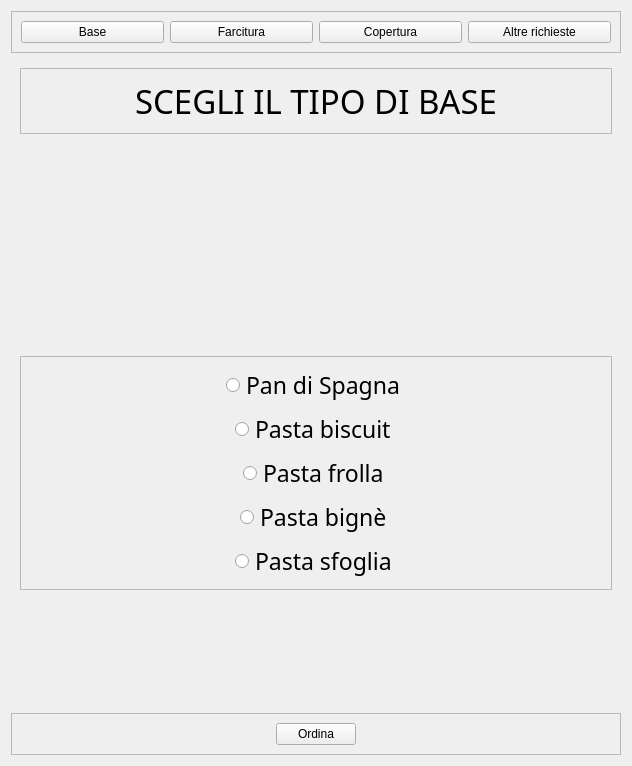
Above: projectIS/torta/view/Personalizza_torta.ui from chritianchiappa/progetto_panificio before the change. Below: the same form after it.
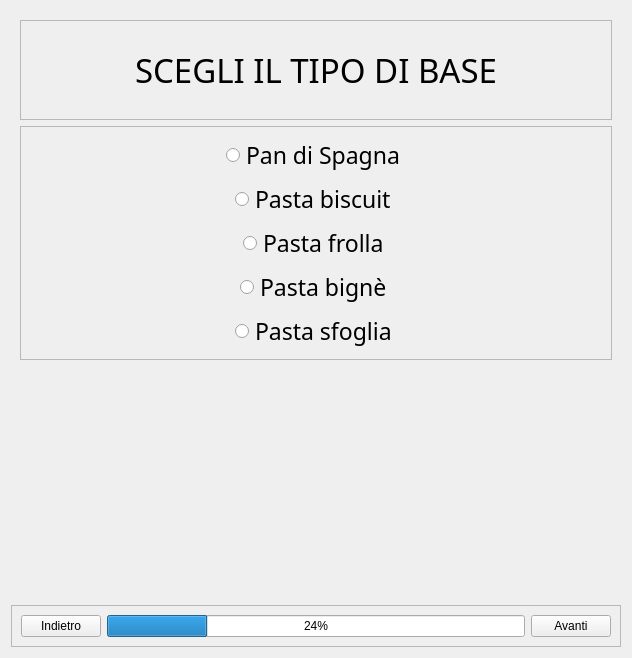
That is the form after the change. Icons and pictures are not drawn.

The edit to the form file:
```diff
--- a/projectIS/torta/view/Personalizza_torta.ui
+++ b/projectIS/torta/view/Personalizza_torta.ui
@@ -14,46 +14,6 @@
    <string>Form</string>
   </property>
   <layout class="QVBoxLayout" name="verticalLayout">
-   <item>
-    <widget class="QFrame" name="frame">
-     <property name="frameShape">
-      <enum>QFrame::StyledPanel</enum>
-     </property>
-     <property name="frameShadow">
-      <enum>QFrame::Raised</enum>
-     </property>
-     <layout class="QHBoxLayout" name="horizontalLayout">
-      <item>
-       <widget class="QPushButton" name="base_button">
-        <property name="text">
-         <string>Base</string>
-        </property>
-       </widget>
-      </item>
-      <item>
-       <widget class="QPushButton" name="farcitura_button">
-        <property name="text">
-         <string>Farcitura</string>
-        </property>
-       </widget>
-      </item>
-      <item>
-       <widget class="QPushButton" name="copertura_button">
-        <property name="text">
-         <string>Copertura</string>
-        </property>
-       </widget>
-      </item>
-      <item>
-       <widget class="QPushButton" name="other_button">
-        <property name="text">
-         <string>Altre richieste</string>
-        </property>
-       </widget>
-      </item>
-     </layout>
-    </widget>
-   </item>
    <item>
     <widget class="QStackedWidget" name="stackedWidget">
      <property name="frameShape">
@@ -67,8 +27,20 @@
      </property>
      <widget class="QWidget" name="page_1">
       <layout class="QVBoxLayout" name="verticalLayout_4">
-       <item alignment="Qt::AlignTop">
+       <item>
         <widget class="QFrame" name="frame_6">
+         <property name="sizePolicy">
+          <sizepolicy hsizetype="Expanding" vsizetype="Expanding">
+           <horstretch>0</horstretch>
+           <verstretch>0</verstretch>
+          </sizepolicy>
+         </property>
+         <property name="maximumSize">
+          <size>
+           <width>16777215</width>
+           <height>100</height>
+          </size>
+         </property>
          <property name="frameShape">
           <enum>QFrame::StyledPanel</enum>
          </property>
@@ -94,6 +66,12 @@
        </item>
        <item alignment="Qt::AlignTop">
         <widget class="QFrame" name="frame_3">
+         <property name="sizePolicy">
+          <sizepolicy hsizetype="Expanding" vsizetype="Expanding">
+           <horstretch>0</horstretch>
+           <verstretch>0</verstretch>
+          </sizepolicy>
+         </property>
          <property name="font">
           <font>
            <family>American Typewriter</family>
@@ -108,35 +86,35 @@
          </property>
          <layout class="QVBoxLayout" name="verticalLayout_5">
           <item alignment="Qt::AlignHCenter">
-           <widget class="QRadioButton" name="radioButton">
+           <widget class="QRadioButton" name="pandispagna">
             <property name="text">
              <string>Pan di Spagna</string>
             </property>
            </widget>
           </item>
           <item alignment="Qt::AlignHCenter">
-           <widget class="QRadioButton" name="radioButton_2">
+           <widget class="QRadioButton" name="pasta_biscuit">
             <property name="text">
              <string>Pasta biscuit</string>
             </property>
            </widget>
           </item>
           <item alignment="Qt::AlignHCenter">
-           <widget class="QRadioButton" name="radioButton_3">
+           <widget class="QRadioButton" name="pasta_frolla">
             <property name="text">
              <string>Pasta frolla</string>
             </property>
            </widget>
           </item>
           <item alignment="Qt::AlignHCenter">
-           <widget class="QRadioButton" name="radioButton_4">
+           <widget class="QRadioButton" name="pasta_bigne">
             <property name="text">
              <string>Pasta bignè</string>
             </property>
            </widget>
           </item>
           <item alignment="Qt::AlignHCenter">
-           <widget class="QRadioButton" name="radioButton_5">
+           <widget class="QRadioButton" name="pasta_sfoglia">
             <property name="text">
              <string>Pasta sfoglia</string>
             </property>
@@ -145,27 +123,11 @@
          </layout>
         </widget>
        </item>
-       <item>
-        <spacer name="verticalSpacer">
-         <property name="orientation">
-          <enum>Qt::Vertical</enum>
-         </property>
-         <property name="sizeType">
-          <enum>QSizePolicy::Fixed</enum>
-         </property>
-         <property name="sizeHint" stdset="0">
-          <size>
-           <width>20</width>
-           <height>60</height>
-          </size>
-         </property>
-        </spacer>
-       </item>
       </layout>
      </widget>
      <widget class="QWidget" name="page_2">
       <layout class="QVBoxLayout" name="verticalLayout_3">
-       <item alignment="Qt::AlignTop">
+       <item>
         <widget class="QFrame" name="frame_5">
          <property name="frameShape">
           <enum>QFrame::StyledPanel</enum>
@@ -285,22 +247,6 @@
          </layout>
         </widget>
        </item>
-       <item>
-        <spacer name="verticalSpacer_2">
-         <property name="orientation">
-          <enum>Qt::Vertical</enum>
-         </property>
-         <property name="sizeType">
-          <enum>QSizePolicy::Fixed</enum>
-         </property>
-         <property name="sizeHint" stdset="0">
-          <size>
-           <width>20</width>
-           <height>60</height>
-          </size>
-         </property>
-        </spacer>
-       </item>
       </layout>
      </widget>
      <widget class="QWidget" name="page_3">
@@ -313,8 +259,8 @@
          <property name="frameShadow">
           <enum>QFrame::Raised</enum>
          </property>
-         <layout class="QHBoxLayout" name="horizontalLayout_6">
-          <item alignment="Qt::AlignHCenter|Qt::AlignTop">
+         <layout class="QHBoxLayout" name="horizontalLayout_2">
+          <item alignment="Qt::AlignHCenter">
            <widget class="QLabel" name="label_3">
             <property name="font">
              <font>
@@ -383,22 +329,6 @@
          </layout>
         </widget>
        </item>
-       <item>
-        <spacer name="verticalSpacer_3">
-         <property name="orientation">
-          <enum>Qt::Vertical</enum>
-         </property>
-         <property name="sizeType">
-          <enum>QSizePolicy::Fixed</enum>
-         </property>
-         <property name="sizeHint" stdset="0">
-          <size>
-           <width>20</width>
-           <height>60</height>
-          </size>
-         </property>
-        </spacer>
-       </item>
       </layout>
      </widget>
      <widget class="QWidget" name="page_4">
@@ -431,6 +361,25 @@
             </property>
            </widget>
           </item>
+          <item>
+           <widget class="QFrame" name="frame_2">
+            <property name="frameShape">
+             <enum>QFrame::StyledPanel</enum>
+            </property>
+            <property name="frameShadow">
+             <enum>QFrame::Raised</enum>
+            </property>
+            <layout class="QVBoxLayout" name="verticalLayout_2">
+             <item alignment="Qt::AlignHCenter">
+              <widget class="QPushButton" name="ordina_button">
+               <property name="text">
+                <string>Ordina</string>
+               </property>
+              </widget>
+             </item>
+            </layout>
+           </widget>
+          </item>
          </layout>
         </widget>
        </item>
@@ -439,18 +388,55 @@
     </widget>
    </item>
    <item>
-    <widget class="QFrame" name="frame_2">
+    <widget class="QFrame" name="frame">
+     <property name="sizePolicy">
+      <sizepolicy hsizetype="Expanding" vsizetype="Expanding">
+       <horstretch>0</horstretch>
+       <verstretch>0</verstretch>
+      </sizepolicy>
+     </property>
+     <property name="maximumSize">
+      <size>
+       <width>16777215</width>
+       <height>100</height>
+      </size>
+     </property>
      <property name="frameShape">
       <enum>QFrame::StyledPanel</enum>
      </property>
      <property name="frameShadow">
       <enum>QFrame::Raised</enum>
      </property>
-     <layout class="QVBoxLayout" name="verticalLayout_2">
-      <item alignment="Qt::AlignHCenter">
-       <widget class="QPushButton" name="pushButton_4">
+     <layout class="QHBoxLayout" name="horizontalLayout">
+      <item>
+       <widget class="QPushButton" name="indietro_button">
         <property name="text">
-         <string>Ordina</string>
+         <string>Indietro</string>
+        </property>
+        <property name="icon">
+         <iconset resource="../../home/view/res.qrc">
+          <normaloff>:/icone/icone/doppia_frecciasx.png</normaloff>:/icone/icone/doppia_frecciasx.png</iconset>
+        </property>
+       </widget>
+      </item>
+      <item>
+       <widget class="QProgressBar" name="progressBar">
+        <property name="value">
+         <number>24</number>
+        </property>
+       </widget>
+      </item>
+      <item>
+       <widget class="QPushButton" name="avanti_button">
+        <property name="layoutDirection">
+         <enum>Qt::RightToLeft</enum>
+        </property>
+        <property name="text">
+         <string>Avanti</string>
+        </property>
+        <property name="icon">
+         <iconset resource="../../home/view/res.qrc">
+          <normaloff>:/icone/icone/doppia_frecciadx.png</normaloff>:/icone/icone/doppia_frecciadx.png</iconset>
         </property>
        </widget>
       </item>
```
Left out of the diff: 4 changed lines with no effect on the pictures.
